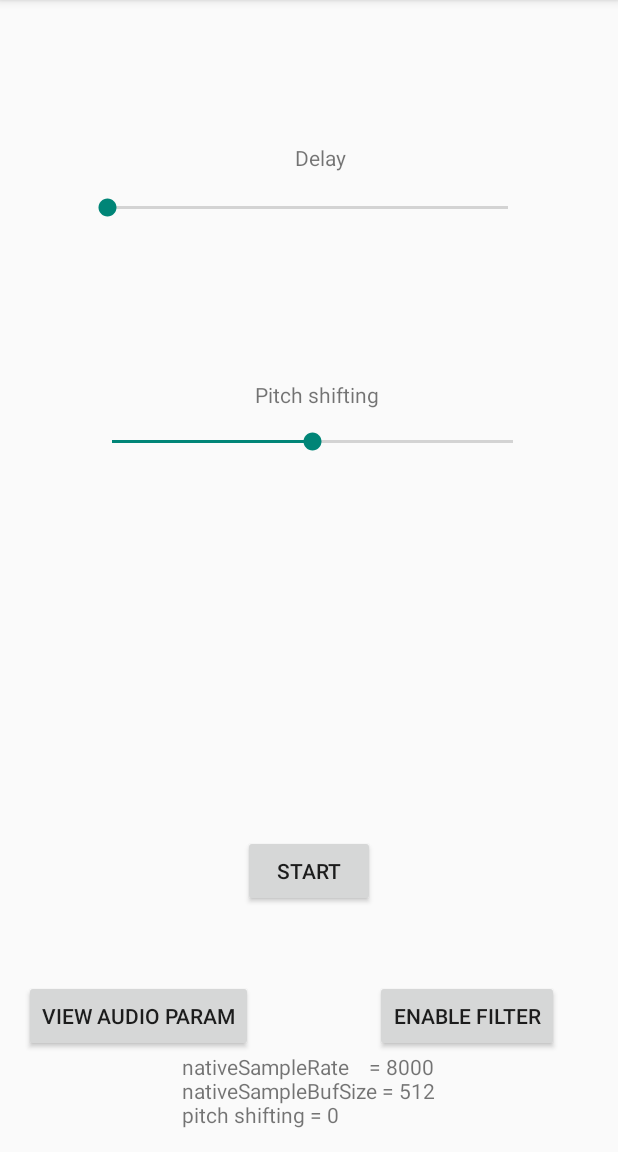
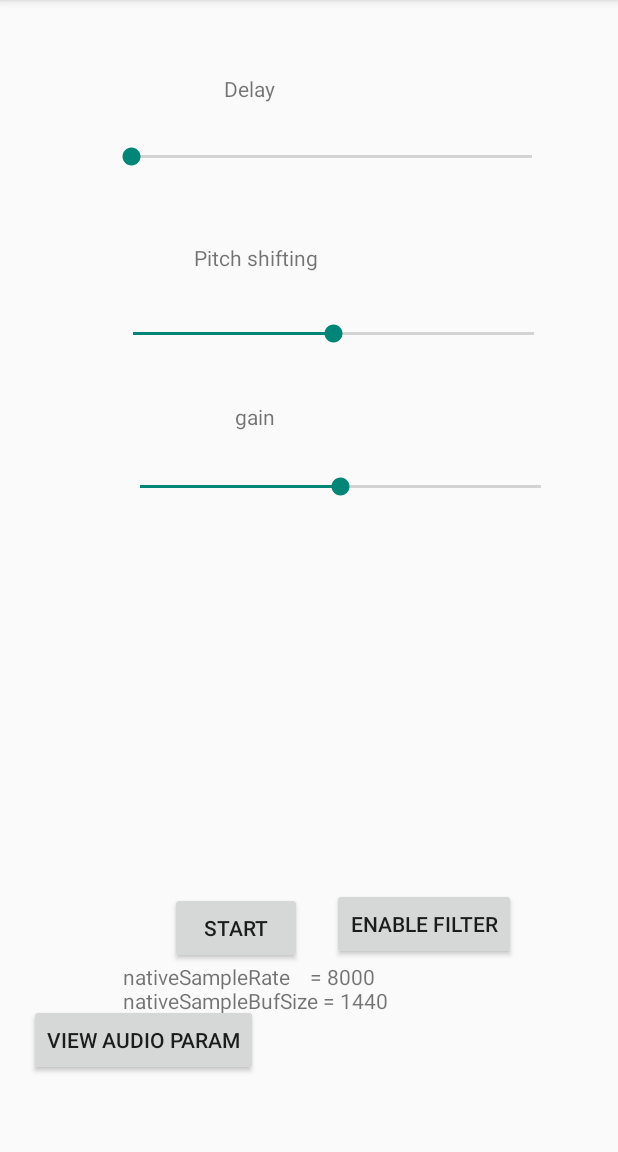
Before and after one commit to alexd555/wsola, an Android app: the screen it shows after launch (MainActivity), on a phone screen of 412 x 824 dp, the part 84-1236 px from its top. Run offline under Robolectric (Android 15) with nearby library versions, the phone set to English and light mode, and no system bars; 1 statement that could not run was skipped.

Commit message:
added gain

```diff
--- a/audio-echo/app/src/main/cpp/CMakeLists.txt
+++ b/audio-echo/app/src/main/cpp/CMakeLists.txt
@@ -7,6 +7,7 @@ add_library(echo SHARED
             audio_main.cpp
             audio_player.cpp
             audio_recorder.cpp
+			audio_effect.cpp
             debug_utils.cpp
             SoundTouch.cpp
             RateTransposer.cpp
--- a/audio-echo/app/src/main/java/com/google/sample/echo/MainActivity.java
+++ b/audio-echo/app/src/main/java/com/google/sample/echo/MainActivity.java
@@ -50,9 +50,11 @@ public class MainActivity extends Activity
     boolean filterOn = false;
     int delay_factor=1;
     int pitch_shifting = 0;
+    float gain_factor = 1;
     Thread mThread=null;
     SeekBar seekBar =  null;
     SeekBar pitchBar = null;
+    SeekBar gainBar = null;
     @Override
     protected void onCreate(Bundle savedInstanceState) {
         super.onCreate(savedInstanceState);
@@ -90,6 +92,36 @@ public class MainActivity extends Activity
             }
         });
         pitchBar = pitchShifting;
+        final SeekBar gainFactor = (SeekBar)findViewById(R.id.gain_factor);
+        gainFactor.setOnSeekBarChangeListener(new OnSeekBarChangeListener() {
+            @Override
+            public void onProgressChanged(SeekBar seekBar, int i, boolean b) {
+                gain_factor = (float)((i+1)/100.0);
+                if(!isPlaying) {
+                    return;
+                }
+
+                // we are in echoing, re-start it
+                mThread = new Thread(new Runnable() {
+                    @Override
+                    public void run() {
+                        restartEcho();
+                    }
+                });
+                mThread.start();
+            }
+
+            @Override
+            public void onStartTrackingTouch(SeekBar seekBar) {
+
+            }
+
+            @Override
+            public void onStopTrackingTouch(SeekBar seekBar) {
+
+            }
+        });
+        gainBar = gainFactor;
         final SeekBar delayBar = (SeekBar)findViewById(R.id.delay_factor);
         seekBar = delayBar;
         delayBar.setOnSeekBarChangeListener(new OnSeekBarChangeListener() {
@@ -170,7 +202,7 @@ public class MainActivity extends Activity
         if (!isPlaying) {
             createSLEngine(Integer.parseInt(nativeSampleRate),
                     delay_factor * Integer.parseInt(nativeSampleBufSize),
-                    pitch_shifting);
+                    pitch_shifting, gain_factor);
             enableFilter(filterOn);
             if(!createSLBufferQueueAudioPlayer()) {
                 updateStatusUI(getString(R.string.error_player));
@@ -215,7 +247,7 @@ public class MainActivity extends Activity
         // Starting...
         createSLEngine(Integer.parseInt(nativeSampleRate),
                 delay_factor * Integer.parseInt(nativeSampleBufSize),
-                pitch_shifting);
+                pitch_shifting, gain_factor);
         enableFilter(filterOn);
         if(!createSLBufferQueueAudioPlayer()) {
             updateStatusUI(getString(R.string.error_player));
@@ -269,9 +301,9 @@ public class MainActivity extends Activity
 
     private void queryNativeAudioParameters() {
         AudioManager myAudioMgr = (AudioManager) getSystemService(Context.AUDIO_SERVICE);
-        nativeSampleRate  =  "8000"; //myAudioMgr.getProperty(AudioManager.PROPERTY_OUTPUT_SAMPLE_RATE);
-        nativeSampleBufSize_base ="512"; // myAudioMgr.getProperty(AudioManager.PROPERTY_OUTPUT_FRAMES_PER_BUFFER);
-        nativeSampleBufSize = "512"; //myAudioMgr.getProperty(AudioManager.PROPERTY_OUTPUT_FRAMES_PER_BUFFER);
+        nativeSampleRate  =  "8000" ;//myAudioMgr.getProperty(AudioManager.PROPERTY_OUTPUT_SAMPLE_RATE);
+        nativeSampleBufSize_base ="1440"; // myAudioMgr.getProperty(AudioManager.PROPERTY_OUTPUT_FRAMES_PER_BUFFER);
+        nativeSampleBufSize = "1440"; //myAudioMgr.getProperty(AudioManager.PROPERTY_OUTPUT_FRAMES_PER_BUFFER);
 
 
 
@@ -299,7 +331,7 @@ public class MainActivity extends Activity
             public void run() {
             statusView.setText("nativeSampleRate    = " + nativeSampleRate + "\n" +
                    "nativeSampleBufSize = " + delay_factor * Integer.parseInt(nativeSampleBufSize) + "\n" +
-            "pitch shifting = "+pitch_shifting+"\n");
+            "gain = "+gain_factor);
             }
         });
     }
@@ -312,6 +344,7 @@ public class MainActivity extends Activity
                 controlButton.setEnabled(enable);
                 seekBar.setEnabled(enable);
                 pitchBar.setEnabled(enable);
+                gainBar.setEnabled(enable);
             }
         });
     }
@@ -376,7 +409,7 @@ public class MainActivity extends Activity
     /*
      * jni function implementations...
      */
-    public static native void createSLEngine(int rate, int framesPerBuf, int pitch);
+    public static native void createSLEngine(int rate, int framesPerBuf, int pitch, float gain);
     public static native void deleteSLEngine();
 
     public static native boolean createSLBufferQueueAudioPlayer();
--- a/audio-echo/app/src/main/res/layout/activity_main.xml
+++ b/audio-echo/app/src/main/res/layout/activity_main.xml
@@ -9,33 +9,41 @@
         android:id="@+id/capture_control_button"
         android:layout_width="wrap_content"
         android:layout_height="wrap_content"
+        android:layout_alignParentStart="true"
         android:layout_alignParentBottom="true"
-        android:layout_centerHorizontal="true"
-        android:layout_marginBottom="147dp"
+        android:layout_marginStart="97dp"
+        android:layout_marginBottom="109dp"
         android:onClick="onEchoClick"
         android:text="@string/StartEcho" />
 
     <Button
+        android:id="@+id/get_parameter_button"
         android:layout_width="wrap_content"
         android:layout_height="wrap_content"
-        android:text="@string/GetParam"
-        android:id="@+id/get_parameter_button"
         android:layout_above="@+id/statusView"
         android:layout_alignParentStart="true"
-        android:onClick="getLowLatencyParameters" />
-    <TextView android:text="@string/init_status"
-        android:layout_width="wrap_content"
-        android:layout_height="wrap_content"
+        android:layout_marginStart="3dp"
+        android:layout_marginBottom="-76dp"
+        android:onClick="getLowLatencyParameters"
+        android:text="@string/GetParam" />
+
+    <TextView
+        android:id="@+id/statusView"
+        android:layout_width="247dp"
+        android:layout_height="101dp"
+        android:layout_alignParentBottom="true"
+        android:layout_centerHorizontal="true"
+        android:layout_marginBottom="9dp"
         android:lines="3"
-        android:id="@+id/statusView"
-        android:layout_centerHorizontal="true"
-        android:layout_alignParentBottom="true"/>
+        android:text="@string/init_status" />
 
     <Button
         android:id="@+id/toggle_filter_button"
         android:layout_width="wrap_content"
         android:layout_height="wrap_content"
         android:layout_above="@+id/statusView"
+        android:layout_marginStart="20dp"
+        android:layout_marginBottom="1dp"
         android:layout_toEndOf="@+id/capture_control_button"
         android:onClick="onFilterClick"
         android:text="Enable Filter" />
@@ -47,8 +55,8 @@
         android:layout_height="33dp"
         android:layout_alignParentStart="true"
         android:layout_alignParentTop="true"
-        android:layout_marginStart="39dp"
-        android:layout_marginTop="106dp"
+        android:layout_marginStart="55dp"
+        android:layout_marginTop="72dp"
         android:max="10"
         android:progress="0" />
 
@@ -59,10 +67,22 @@
         android:layout_height="33dp"
         android:layout_alignStart="@+id/delay_factor"
         android:layout_alignParentTop="true"
-        android:layout_marginStart="3dp"
-        android:layout_marginTop="262dp"
+        android:layout_marginStart="1dp"
+        android:layout_marginTop="190dp"
         android:max="24"
         android:progress="12" />
+
+    <SeekBar
+        android:id="@+id/gain_factor"
+        style="@style/Widget.AppCompat.SeekBar.Discrete"
+        android:layout_width="299dp"
+        android:layout_height="33dp"
+        android:layout_alignStart="@+id/delay_factor"
+        android:layout_alignParentTop="true"
+        android:layout_marginStart="6dp"
+        android:layout_marginTop="292dp"
+        android:max="200"
+        android:progress="100" />
 
     <TextView
         android:id="@+id/textView"
@@ -70,8 +90,8 @@
         android:layout_height="wrap_content"
         android:layout_alignStart="@+id/capture_control_button"
         android:layout_alignParentTop="true"
-        android:layout_marginStart="-25dp"
-        android:layout_marginTop="79dp"
+        android:layout_marginStart="-24dp"
+        android:layout_marginTop="33dp"
         android:text="Delay"
         android:textAlignment="center" />
 
@@ -81,9 +101,20 @@
         android:layout_height="wrap_content"
         android:layout_alignStart="@+id/capture_control_button"
         android:layout_alignParentTop="true"
-        android:layout_marginStart="-27dp"
-        android:layout_marginTop="237dp"
+        android:layout_marginStart="-19dp"
+        android:layout_marginTop="146dp"
         android:text="Pitch shifting"
         android:textAlignment="center" />
 
+    <TextView
+        android:id="@+id/textView3"
+        android:layout_width="153dp"
+        android:layout_height="wrap_content"
+        android:layout_alignStart="@+id/capture_control_button"
+        android:layout_alignParentTop="true"
+        android:layout_marginStart="-20dp"
+        android:layout_marginTop="252dp"
+        android:text="gain"
+        android:textAlignment="center" />
+
 </RelativeLayout>
--- a/audio-echo/build.gradle
+++ b/audio-echo/build.gradle
@@ -6,7 +6,7 @@ buildscript {
         google()
     }
     dependencies {
-        classpath 'com.android.tools.build:gradle:3.2.1'
+        classpath 'com.android.tools.build:gradle:3.3.1'
 
         // NOTE: Do not place your application dependencies here; they belong
         // in the individual module build.gradle files
```
Also changed, not shown: audio-echo/gradle/wrapper/gradle-wrapper.properties, 5 other files.
